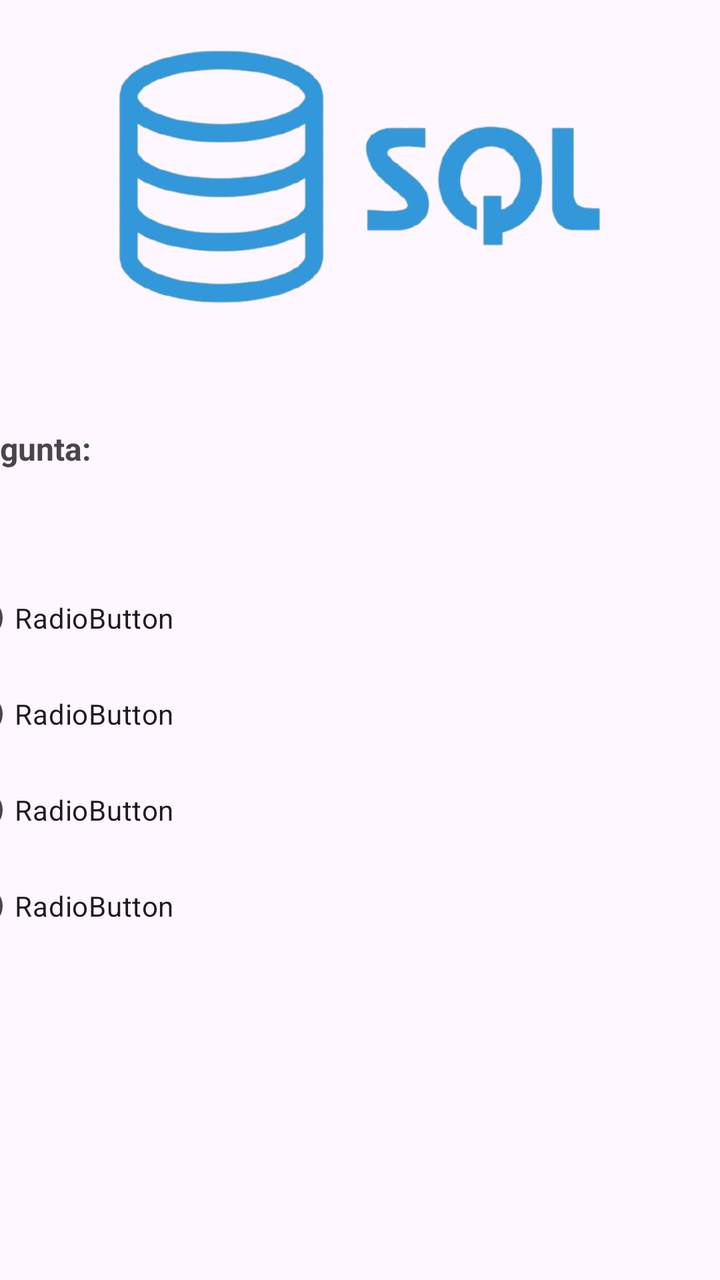
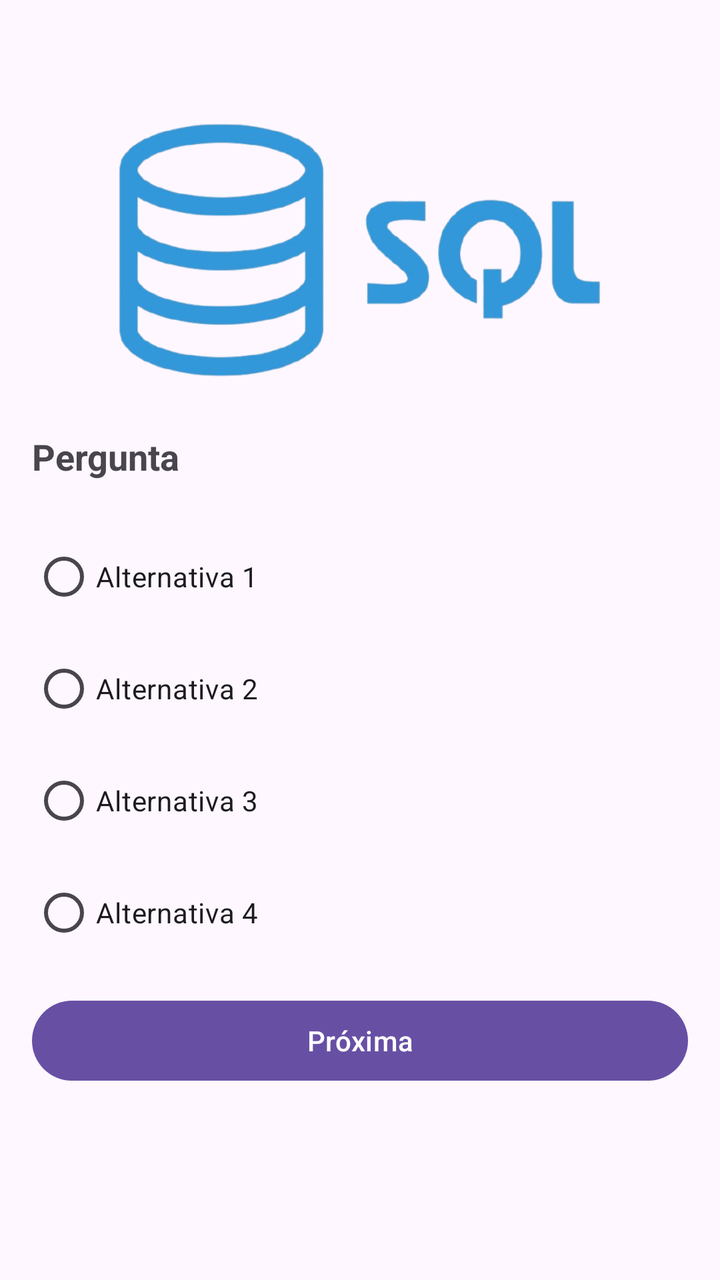

The first picture is an Android layout as it rendered before a commit; the second is the same layout after the commit. The layout source and the unified diff follow.
<!-- AndroidManifest.xml: application theme Theme.Quizapp -->
<!-- res/layout/activity_questions_sql.xml -->
<?xml version="1.0" encoding="utf-8"?>
<androidx.constraintlayout.widget.ConstraintLayout xmlns:android="http://schemas.android.com/apk/res/android"
    xmlns:app="http://schemas.android.com/apk/res-auto"
    xmlns:tools="http://schemas.android.com/tools"
    android:id="@+id/main"
    android:layout_width="match_parent"
    android:layout_height="match_parent"
    tools:context=".QuestionsSqlActivity">

    <ImageView
        android:id="@+id/img_SqlLogo"
        android:layout_width="360dp"
        android:layout_height="150dp"
        android:src="@drawable/sql_symbol"
        app:layout_constraintBottom_toBottomOf="parent"
        app:layout_constraintEnd_toEndOf="parent"
        app:layout_constraintStart_toStartOf="parent"
        app:layout_constraintTop_toTopOf="parent"
        app:layout_constraintVertical_bias="0.027" />

    <LinearLayout
        android:layout_width="410dp"
        android:layout_height="515dp"
        android:layout_marginTop="50dp"
        android:orientation="vertical"
        app:layout_constraintEnd_toEndOf="parent"
        app:layout_constraintStart_toStartOf="parent"
        app:layout_constraintTop_toBottomOf="@+id/img_SqlLogo">

        <TextView
            android:id="@+id/txt_question"
            android:layout_width="match_parent"
            android:layout_height="wrap_content"
            android:layout_marginBottom="50dp"
            android:text="Pergunta:"
            android:textSize="16sp"
            android:textStyle="bold" />

        <RadioGroup
            android:layout_width="match_parent"
            android:layout_height="match_parent">

            <RadioButton
                android:id="@+id/radio_answer1"
                android:layout_width="match_parent"
                android:layout_height="wrap_content"
                android:text="RadioButton" />

            <RadioButton
                android:id="@+id/radio_answer2"
                android:layout_width="match_parent"
                android:layout_height="wrap_content"
                android:text="RadioButton" />

            <RadioButton
                android:id="@+id/radio_answer3"
                android:layout_width="match_parent"
                android:layout_height="wrap_content"
                android:text="RadioButton" />

            <RadioButton
                android:id="@+id/radio_answer4"
                android:layout_width="match_parent"
                android:layout_height="wrap_content"
                android:text="RadioButton" />
        </RadioGroup>
    </LinearLayout>
</androidx.constraintlayout.widget.ConstraintLayout>
<!-- resources referenced by this layout -->
<resources>
  <!-- drawable sql_symbol: png bitmap (drawable, 132533 bytes) -->
  <style name="Theme.Quizapp" parent="Base.Theme.Quizapp" />
  <style name="Base.Theme.Quizapp" parent="Theme.Material3.DayNight.NoActionBar">
          
          
      </style>
</resources>

<!-- the commit's change to res/layout/activity_questions_sql.xml (unified diff, before → after) -->
@@ -1,68 +1,84 @@
 <?xml version="1.0" encoding="utf-8"?>
-<androidx.constraintlayout.widget.ConstraintLayout xmlns:android="http://schemas.android.com/apk/res/android"
+<androidx.constraintlayout.widget.ConstraintLayout
+    xmlns:android="http://schemas.android.com/apk/res/android"
     xmlns:app="http://schemas.android.com/apk/res-auto"
     xmlns:tools="http://schemas.android.com/tools"
     android:id="@+id/main"
     android:layout_width="match_parent"
     android:layout_height="match_parent"
-    tools:context=".QuestionsSqlActivity">
+    tools:context=".SqlQuestionsActivity">
 
     <ImageView
-        android:id="@+id/img_SqlLogo"
-        android:layout_width="360dp"
+        android:id="@+id/img_sqlLogo"
+        android:layout_width="0dp"
         android:layout_height="150dp"
+        android:layout_marginTop="50dp"
+        android:scaleType="fitCenter"
         android:src="@drawable/sql_symbol"
-        app:layout_constraintBottom_toBottomOf="parent"
+        app:layout_constraintBottom_toTopOf="@+id/content_layout"
         app:layout_constraintEnd_toEndOf="parent"
         app:layout_constraintStart_toStartOf="parent"
-        app:layout_constraintTop_toTopOf="parent"
-        app:layout_constraintVertical_bias="0.027" />
+        app:layout_constraintTop_toTopOf="parent" />
 
     <LinearLayout
-        android:layout_width="410dp"
-        android:layout_height="515dp"
-        android:layout_marginTop="50dp"
+        android:id="@+id/content_layout"
+        android:layout_width="0dp"
+        android:layout_height="0dp"
         android:orientation="vertical"
-        app:layout_constraintEnd_toEndOf="parent"
+        android:padding="16dp"
+        app:layout_constraintTop_toBottomOf="@id/img_sqlLogo"
+        app:layout_constraintBottom_toBottomOf="parent"
         app:layout_constraintStart_toStartOf="parent"
-        app:layout_constraintTop_toBottomOf="@+id/img_SqlLogo">
+        app:layout_constraintEnd_toEndOf="parent">
 
         <TextView
-            android:id="@+id/txt_question"
+            android:id="@+id/txt_questao"
             android:layout_width="match_parent"
             android:layout_height="wrap_content"
-            android:layout_marginBottom="50dp"
-            android:text="Pergunta:"
-            android:textSize="16sp"
-            android:textStyle="bold" />
+            android:text="Pergunta"
+            android:textSize="18sp"
+            android:textStyle="bold"
+            android:layout_marginBottom="24dp"/>
 
         <RadioGroup
+            android:id="@+id/radio_group"
             android:layout_width="match_parent"
-            android:layout_height="match_parent">
+            android:layout_height="wrap_content">
 
             <RadioButton
-                android:id="@+id/radio_answer1"
+                android:id="@+id/rb_alternativa1"
                 android:layout_width="match_parent"
                 android:layout_height="wrap_content"
-                android:text="RadioButton" />
+                android:text="Alternativa 1"
+                android:layout_marginBottom="8dp"/>
 
             <RadioButton
-                android:id="@+id/radio_answer2"
+                android:id="@+id/rb_alternativa2"
                 android:layout_width="match_parent"
                 android:layout_height="wrap_content"
-                android:text="RadioButton" />
+                android:text="Alternativa 2"
+                android:layout_marginBottom="8dp"/>
 
             <RadioButton
-                android:id="@+id/radio_answer3"
+                android:id="@+id/rb_alternativa3"
                 android:layout_width="match_parent"
                 android:layout_height="wrap_content"
-                android:text="RadioButton" />
+                android:text="Alternativa 3"
+                android:layout_marginBottom="8dp"/>
 
             <RadioButton
-                android:id="@+id/radio_answer4"
+                android:id="@+id/rb_alternativa4"
                 android:layout_width="match_parent"
                 android:layout_height="wrap_content"
-                android:text="RadioButton" />
+                android:text="Alternativa 4"
+                android:layout_marginBottom="16dp"/>
         </RadioGroup>
+
+        <Button
+            android:id="@+id/btn_next"
+            android:layout_width="match_parent"
+            android:layout_height="wrap_content"
+            android:text="Próxima"/>
     </LinearLayout>
+
 </androidx.constraintlayout.widget.ConstraintLayout>
